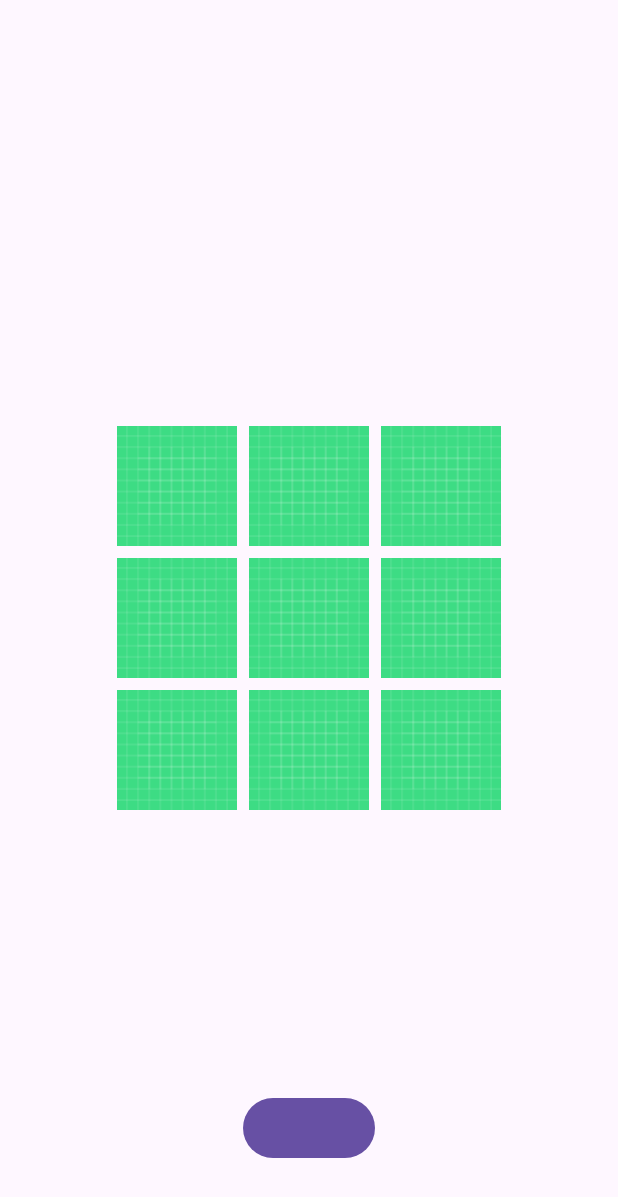
After one commit to eneskanbur/BasicXoxGame, an Android app: the fragment GameFragment placed in its activity, on a phone screen of 412 x 824 dp. The commit adds this screen. Shown: the top 1197 px of the screen. Run offline under Robolectric (Android 15) with nearby library versions, the phone set to English and light mode, and no system bars; our stand-ins replace data binding.

Commit message:
GameFragment created and added to navigation

```diff
--- /dev/null
+++ b/app/src/main/java/com/knbrgns/basicxoxgame/GameFragment.kt
@@ -0,0 +1,24 @@
+package com.knbrgns.basicxoxgame
+
+import android.os.Bundle
+import androidx.fragment.app.Fragment
+import android.view.LayoutInflater
+import android.view.View
+import android.view.ViewGroup
+
+
+class GameFragment : Fragment() {
+
+    override fun onCreate(savedInstanceState: Bundle?) {
+        super.onCreate(savedInstanceState)
+
+    }
+
+    override fun onCreateView(
+        inflater: LayoutInflater, container: ViewGroup?,
+        savedInstanceState: Bundle?
+    ): View? {
+        return inflater.inflate(R.layout.fragment_game, container, false)
+    }
+
+}
--- a/app/src/main/res/layout/activity_main.xml
+++ b/app/src/main/res/layout/activity_main.xml
@@ -14,7 +14,7 @@
         tools:context=".MainActivity">
 
         <androidx.fragment.app.FragmentContainerView
-            android:id="@+id/fragmentContainerView"
+            android:id="@+id/nav_host_fragment"
             android:name="androidx.navigation.fragment.NavHostFragment"
             android:layout_width="0dp"
             android:layout_height="0dp"
--- /dev/null
+++ b/app/src/main/res/layout/fragment_game.xml
@@ -0,0 +1,148 @@
+<?xml version="1.0" encoding="utf-8"?>
+<androidx.constraintlayout.widget.ConstraintLayout xmlns:android="http://schemas.android.com/apk/res/android"
+    xmlns:app="http://schemas.android.com/apk/res-auto"
+    xmlns:tools="http://schemas.android.com/tools"
+    android:layout_width="match_parent"
+    android:layout_height="match_parent"
+    tools:context=".GameFragment">
+
+    <!-- İlk satır -->
+    <ImageView
+        android:id="@+id/imageView1"
+        android:layout_width="80dp"
+        android:layout_height="80dp"
+        android:src="@drawable/ic_launcher_background"
+        app:layout_constraintBottom_toTopOf="@+id/imageView4"
+        app:layout_constraintEnd_toStartOf="@+id/imageView2"
+        app:layout_constraintHorizontal_bias="0.5"
+        app:layout_constraintHorizontal_chainStyle="packed"
+        app:layout_constraintStart_toStartOf="parent"
+        app:layout_constraintTop_toTopOf="parent"
+        app:layout_constraintVertical_bias="0.5"
+        app:layout_constraintVertical_chainStyle="packed" />
+
+    <ImageView
+        android:id="@+id/imageView2"
+        android:layout_width="80dp"
+        android:layout_height="80dp"
+        android:layout_marginStart="8dp"
+        android:layout_marginEnd="8dp"
+        android:src="@drawable/ic_launcher_background"
+        app:layout_constraintBottom_toBottomOf="@+id/imageView1"
+        app:layout_constraintEnd_toStartOf="@+id/imageView3"
+        app:layout_constraintHorizontal_bias="0.5"
+        app:layout_constraintStart_toEndOf="@+id/imageView1"
+        app:layout_constraintTop_toTopOf="@+id/imageView1" />
+
+    <ImageView
+        android:id="@+id/imageView3"
+        android:layout_width="80dp"
+        android:layout_height="80dp"
+        android:src="@drawable/ic_launcher_background"
+        app:layout_constraintBottom_toBottomOf="@+id/imageView2"
+        app:layout_constraintEnd_toEndOf="parent"
+        app:layout_constraintHorizontal_bias="0.5"
+        app:layout_constraintStart_toEndOf="@+id/imageView2"
+        app:layout_constraintTop_toTopOf="@+id/imageView2" />
+
+    <!-- İkinci satır -->
+    <ImageView
+        android:id="@+id/imageView4"
+        android:layout_width="80dp"
+        android:layout_height="80dp"
+        android:layout_marginTop="8dp"
+        android:src="@drawable/ic_launcher_background"
+        app:layout_constraintBottom_toTopOf="@+id/imageView7"
+        app:layout_constraintEnd_toEndOf="@+id/imageView1"
+        app:layout_constraintStart_toStartOf="@+id/imageView1"
+        app:layout_constraintTop_toBottomOf="@+id/imageView1" />
+
+    <ImageView
+        android:id="@+id/imageView5"
+        android:layout_width="80dp"
+        android:layout_height="80dp"
+        android:src="@drawable/ic_launcher_background"
+        app:layout_constraintBottom_toBottomOf="@+id/imageView4"
+        app:layout_constraintEnd_toEndOf="@+id/imageView2"
+        app:layout_constraintStart_toStartOf="@+id/imageView2"
+        app:layout_constraintTop_toTopOf="@+id/imageView4" />
+
+    <ImageView
+        android:id="@+id/imageView6"
+        android:layout_width="80dp"
+        android:layout_height="80dp"
+        android:src="@drawable/ic_launcher_background"
+        app:layout_constraintBottom_toBottomOf="@+id/imageView5"
+        app:layout_constraintEnd_toEndOf="@+id/imageView3"
+        app:layout_constraintStart_toStartOf="@+id/imageView3"
+        app:layout_constraintTop_toTopOf="@+id/imageView5" />
+
+    <!-- Üçüncü satır -->
+    <ImageView
+        android:id="@+id/imageView7"
+        android:layout_width="80dp"
+        android:layout_height="80dp"
+        android:layout_marginTop="8dp"
+        android:src="@drawable/ic_launcher_background"
+        app:layout_constraintBottom_toBottomOf="parent"
+        app:layout_constraintEnd_toEndOf="@+id/imageView4"
+        app:layout_constraintStart_toStartOf="@+id/imageView4"
+        app:layout_constraintTop_toBottomOf="@+id/imageView4" />
+
+    <ImageView
+        android:id="@+id/imageView8"
+        android:layout_width="80dp"
+        android:layout_height="80dp"
+        android:src="@drawable/ic_launcher_background"
+        app:layout_constraintBottom_toBottomOf="@+id/imageView7"
+        app:layout_constraintEnd_toEndOf="@+id/imageView5"
+        app:layout_constraintStart_toStartOf="@+id/imageView5"
+        app:layout_constraintTop_toTopOf="@+id/imageView7" />
+
+    <ImageView
+        android:id="@+id/imageView9"
+        android:layout_width="80dp"
+        android:layout_height="80dp"
+        android:src="@drawable/ic_launcher_background"
+        app:layout_constraintBottom_toBottomOf="@+id/imageView8"
+        app:layout_constraintEnd_toEndOf="@+id/imageView6"
+        app:layout_constraintStart_toStartOf="@+id/imageView6"
+        app:layout_constraintTop_toTopOf="@+id/imageView8" />
+
+    <TextView
+        android:id="@+id/tvGameTurn"
+        android:layout_width="wrap_content"
+        android:layout_height="wrap_content"
+        android:textSize="24sp"
+        app:layout_constraintBottom_toTopOf="@+id/imageView2"
+        app:layout_constraintEnd_toEndOf="parent"
+        app:layout_constraintHorizontal_bias="0.5"
+        app:layout_constraintStart_toStartOf="parent"
+        app:layout_constraintTop_toTopOf="parent"
+        app:layout_constraintVertical_bias="0.5"
+        tools:text="Sıra sende Enes" />
+
+    <TextView
+        android:id="@+id/tvWinner"
+        android:layout_width="wrap_content"
+        android:layout_height="wrap_content"
+        android:textSize="24sp"
+        app:layout_constraintBottom_toTopOf="@+id/btnNewGame"
+        app:layout_constraintEnd_toEndOf="parent"
+        app:layout_constraintHorizontal_bias="0.5"
+        app:layout_constraintStart_toStartOf="parent"
+        app:layout_constraintTop_toBottomOf="@+id/imageView8"
+        app:layout_constraintVertical_bias="0.2"
+        tools:text="Enes Kazandı" />
+
+    <Button
+        android:id="@+id/btnNewGame"
+        android:layout_width="wrap_content"
+        android:layout_height="wrap_content"
+        tools:text="Yeni Oyun"
+        android:layout_marginBottom="48dp"
+        app:layout_constraintBottom_toBottomOf="parent"
+        app:layout_constraintEnd_toEndOf="@+id/tvWinner"
+        app:layout_constraintStart_toStartOf="@+id/tvWinner" />
+
+</androidx.constraintlayout.widget.ConstraintLayout>
--- a/app/src/main/res/layout/fragment_start.xml
+++ b/app/src/main/res/layout/fragment_start.xml
@@ -17,27 +17,26 @@
             android:id="@+id/button"
             android:layout_width="0dp"
             android:layout_height="wrap_content"
-            android:layout_marginTop="36dp"
+            android:layout_marginTop="18dp"
+            android:text="@string/startFragmentBtnStr"
             android:textSize="18sp"
-            android:text="@string/startFragmentBtnStr"
             app:layout_constraintBottom_toBottomOf="parent"
-            app:layout_constraintEnd_toEndOf="@+id/editTextText"
-            app:layout_constraintHorizontal_bias="0.5"
-            app:layout_constraintStart_toStartOf="@+id/editTextText"
-            app:layout_constraintTop_toBottomOf="@+id/editTextText"
+            app:layout_constraintEnd_toEndOf="@+id/editTextText2"
+            app:layout_constraintStart_toStartOf="@+id/editTextText2"
+            app:layout_constraintTop_toBottomOf="@+id/editTextText2"
             app:layout_constraintVertical_bias="0.5" />
 
         <TextView
             android:id="@+id/textView"
             android:layout_width="0dp"
-            android:textAlignment="center"
-            android:textSize="18sp"
             android:layout_height="wrap_content"
             android:layout_marginBottom="48dp"
             android:text="@string/startFragmentTv"
+            android:textAlignment="center"
+            android:textSize="18sp"
             app:layout_constraintBottom_toTopOf="@+id/editTextText"
             app:layout_constraintEnd_toEndOf="@+id/editTextText"
-            app:layout_constraintHorizontal_bias="0.5"
+            app:layout_constraintHorizontal_bias="0.0"
             app:layout_constraintStart_toStartOf="@+id/editTextText"
             app:layout_constraintTop_toTopOf="parent"
             app:layout_constraintVertical_bias="0.5"
@@ -48,14 +47,31 @@
             android:layout_width="wrap_content"
             android:layout_height="wrap_content"
             android:ems="10"
+            android:layout_marginBottom="16dp"
+            android:hint="@string/startFragmentEt"
+            android:inputType="text"
             android:textSize="18sp"
-            android:inputType="text"
-            android:hint="@string/startFragmentEt"
-            app:layout_constraintBottom_toTopOf="@+id/button"
+            app:layout_constraintBottom_toTopOf="@+id/editTextText2"
             app:layout_constraintEnd_toEndOf="parent"
-            app:layout_constraintHorizontal_bias="0.5"
+            app:layout_constraintHorizontal_bias="0.502"
             app:layout_constraintStart_toStartOf="parent"
             app:layout_constraintTop_toBottomOf="@+id/textView"
             app:layout_constraintVertical_bias="0.5" />
+
+        <EditText
+            android:id="@+id/editTextText2"
+            android:layout_width="wrap_content"
+            android:layout_height="wrap_content"
+            android:layout_marginTop="5dp"
+            android:ems="10"
+            android:hint="@string/startFragmentEt"
+            android:inputType="text"
+            android:textSize="18sp"
+            app:layout_constraintBottom_toTopOf="@+id/button"
+            app:layout_constraintEnd_toEndOf="@+id/editTextText"
+            app:layout_constraintHorizontal_bias="0.0"
+            app:layout_constraintStart_toStartOf="@+id/editTextText"
+            app:layout_constraintTop_toBottomOf="@+id/editTextText"
+            app:layout_constraintVertical_bias="0.5" />
     </androidx.constraintlayout.widget.ConstraintLayout>
 </layout>
--- a/app/src/main/res/navigation/nav_graph.xml
+++ b/app/src/main/res/navigation/nav_graph.xml
@@ -1,6 +1,29 @@
 <?xml version="1.0" encoding="utf-8"?>
 <navigation xmlns:android="http://schemas.android.com/apk/res/android"
     xmlns:app="http://schemas.android.com/apk/res-auto"
-    android:id="@+id/nav_graph">
+    xmlns:tools="http://schemas.android.com/tools"
+    android:id="@+id/nav_graph"
+    app:startDestination="@id/startFragment">
 
+    <fragment
+        android:id="@+id/startFragment"
+        android:name="com.knbrgns.basicxoxgame.StartFragment"
+        android:label="StartFragment"
+        tools:layout="@layout/fragment_start" >
+        <action
+            android:id="@+id/action_startFragment_to_gameFragment"
+            app:destination="@id/gameFragment" />
+    </fragment>
+    <fragment
+        android:id="@+id/gameFragment"
+        android:name="com.knbrgns.basicxoxgame.GameFragment"
+        android:label="fragment_game"
+        tools:layout="@layout/fragment_game" >
+        <argument
+            android:name="name1"
+            app:argType="string" />
+        <argument
+            android:name="name2"
+            app:argType="string" />
+    </fragment>
 </navigation>
--- a/app/src/main/res/values/strings.xml
+++ b/app/src/main/res/values/strings.xml
@@ -3,4 +3,6 @@
     <string name="startFragmentBtnStr">Oyuna Başla</string>
     <string name="startFragmentTv">Lütfen Adınızı Giriniz</string>
     <string name="startFragmentEt">Buraya Adınızı Giriniz</string>
+    <!-- TODO: Remove or change this placeholder text -->
+    <string name="hello_blank_fragment">Hello blank fragment</string>
 </resources>
```
